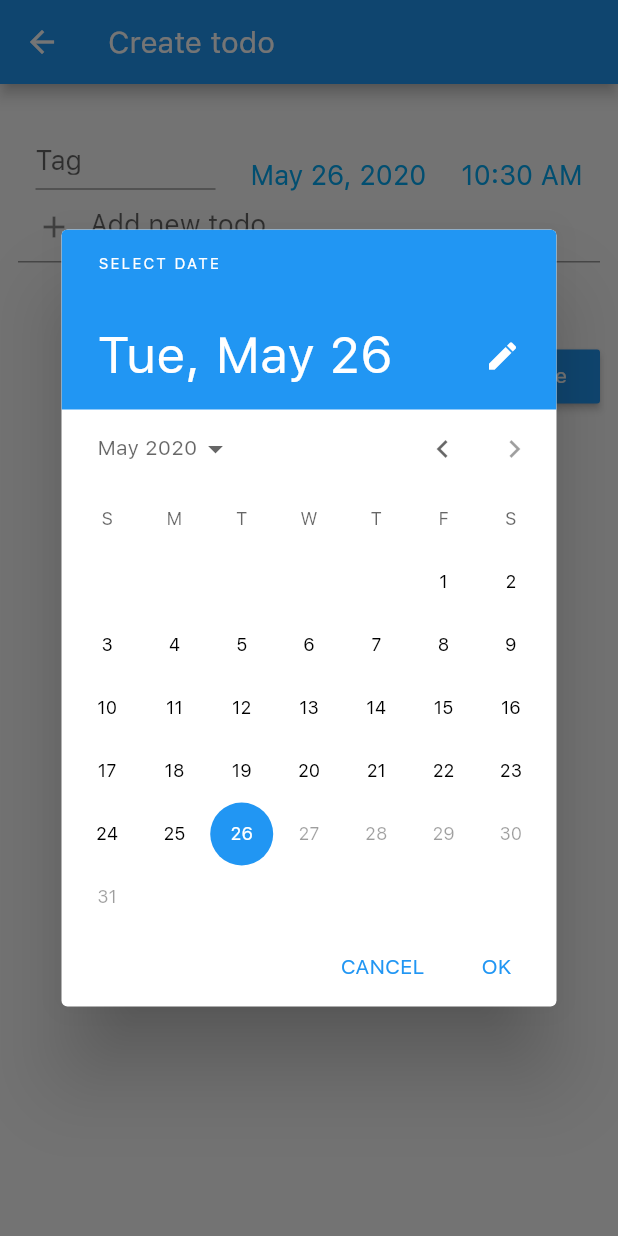
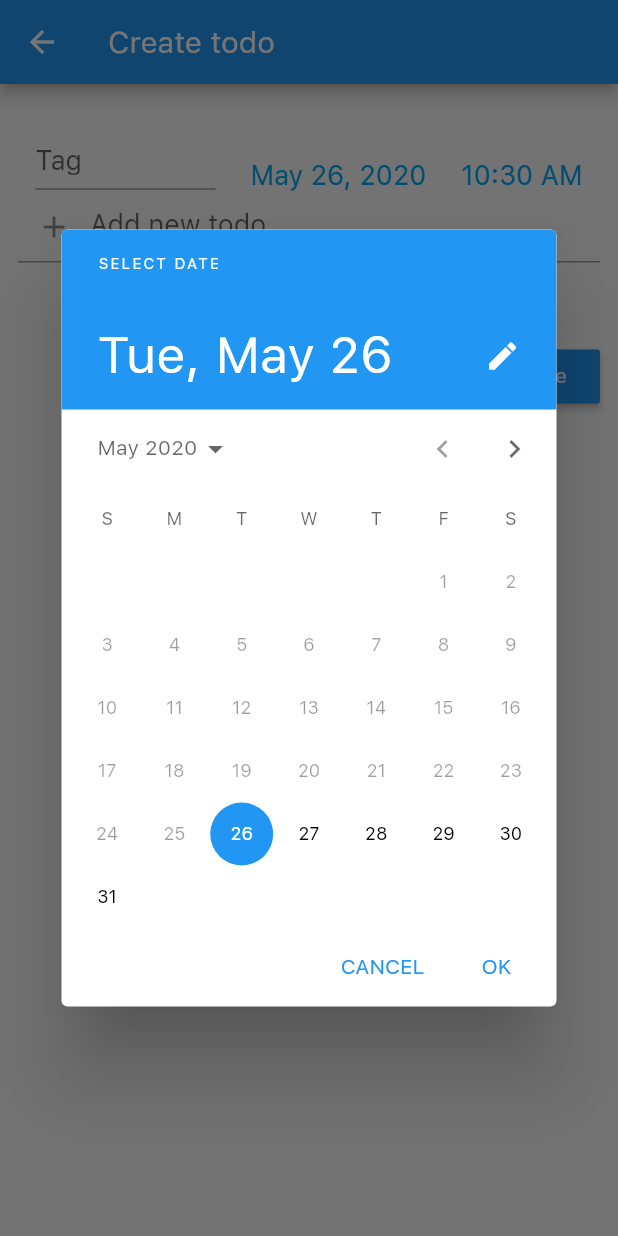
Before and after one commit to ViktoriiaKovalova/viskonsin-todolist-client, a Flutter app: the CreateTodoScreen screen opened by its route, after a tap on an icon or button, on a phone screen of 412 x 824 dp. Run offline on Flutter 3.47's test engine with Material 2 defaults, Android fonts, the light colour scheme and no system bars; network calls fail.

Commit message:
fix datepicker

```diff
--- a/lib/components/todo_form.dart
+++ b/lib/components/todo_form.dart
@@ -81,8 +81,8 @@ class _TodoFormState extends State<TodoForm> {
           : DateTime.fromMillisecondsSinceEpoch(
               widget.todo.timestamp,
             ),
-      firstDate: DateTime(1970),
-      lastDate: DateTime.now(),
+      firstDate: DateTime.now(),
+      lastDate: DateTime(2100),
     ).then((pickedData) {
       if (pickedData == null) {
         return;
--- a/lib/screens/day_todolist_screen.dart
+++ b/lib/screens/day_todolist_screen.dart
@@ -34,7 +34,7 @@ class _DayTodolistScreenState extends State<DayTodolistScreen> {
       context: context,
       initialDate: DateTime.now(),
       firstDate: DateTime(2019),
-      lastDate: DateTime.now(),
+      lastDate: DateTime(2100),
     ).then((pickedData) {
       if (pickedData == null) {
         return;
```
